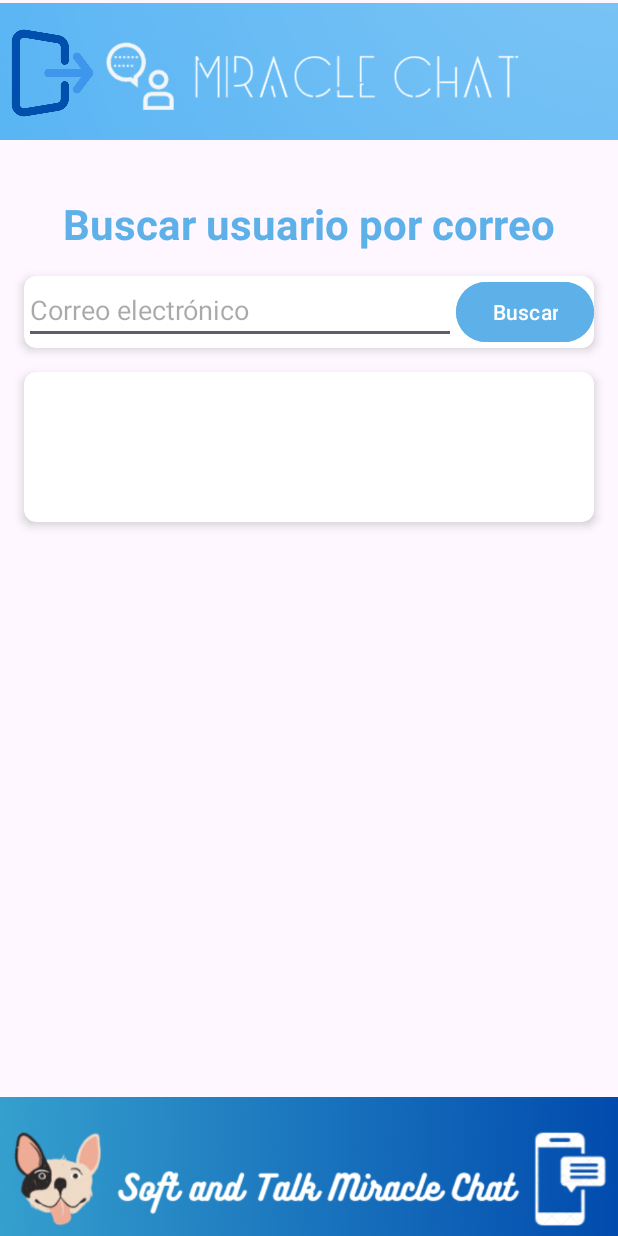
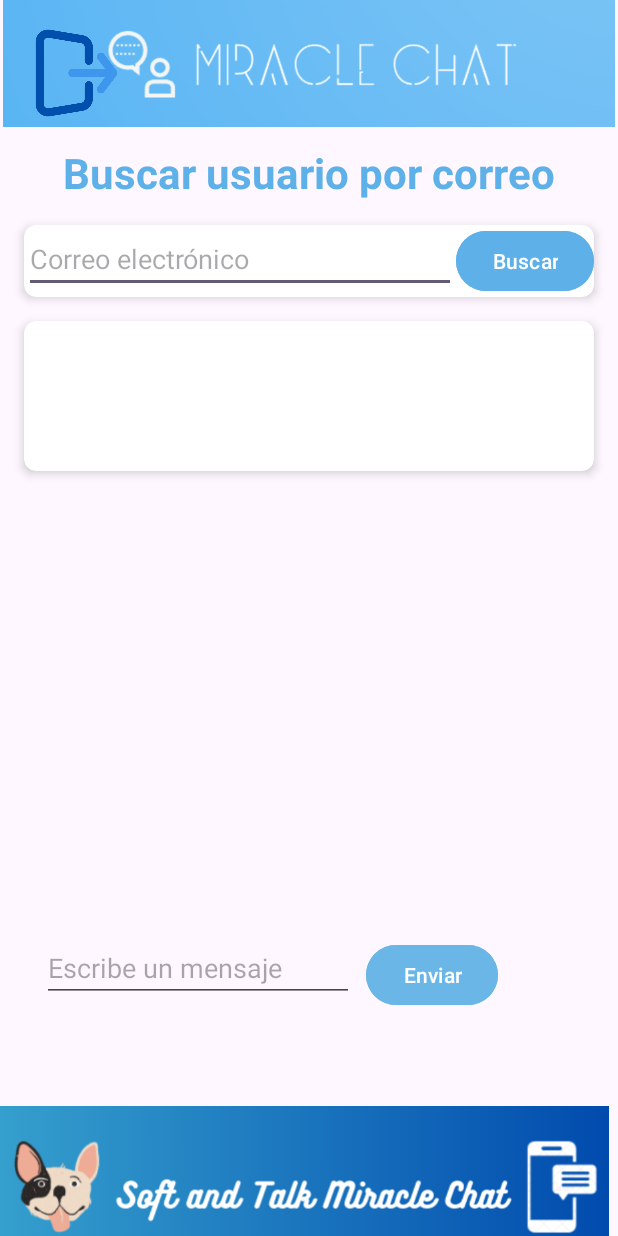
Before and after one commit to Fredy1985/Reto_2_Chat, an Android app: the Chat screen opened directly, with no data from a screen before it, on a phone screen of 412 x 824 dp. Run offline under Robolectric (Android 15) with nearby library versions, the phone set to English and light mode, and no system bars; our stand-ins replace Firebase (no records; nobody signed in at launch, a user with empty details on screens opened directly).

Commit message:
Se realiza ajuste en ventana de chat y colores de los botones

```diff
--- a/app/src/main/res/layout/activity_chat.xml
+++ b/app/src/main/res/layout/activity_chat.xml
@@ -9,15 +9,15 @@
     <!-- ImageView de encabezado -->
     <ImageView
         android:id="@+id/headerImage"
-        android:layout_width="0dp"
-        android:layout_height="150dp"
+        android:layout_width="408dp"
+        android:layout_height="98dp"
+        android:layout_marginTop="-10dp"
+        android:contentDescription="@string/chat_header_image_desc"
+        android:scaleType="fitCenter"
         android:src="@drawable/heaxderchat"
-        android:scaleType="fitCenter"
-        android:layout_marginTop="-28dp"
-        app:layout_constraintTop_toTopOf="parent"
+        app:layout_constraintEnd_toEndOf="parent"
         app:layout_constraintStart_toStartOf="parent"
-        app:layout_constraintEnd_toEndOf="parent"
-        android:contentDescription="@string/chat_header_image_desc" />
+        app:layout_constraintTop_toTopOf="parent" />
 
     <!-- TextView para el título -->
     <TextView
@@ -88,15 +88,16 @@
     </androidx.cardview.widget.CardView>
 
     <!-- CardView para mostrar las conversaciones -->
+
     <TextView
         android:id="@+id/textViewMiddleTitle"
         android:layout_width="wrap_content"
         android:layout_height="wrap_content"
+        android:layout_marginTop="8dp"
         android:text="@string/chat_middle_title"
+        android:textSize="24dp"
         android:textStyle="bold"
-        android:textSize="24dp"
         android:visibility="invisible"
-        app:layout_constraintBottom_toTopOf="@+id/listViewChatUsuarios"
         app:layout_constraintEnd_toEndOf="parent"
         app:layout_constraintStart_toStartOf="parent"
         app:layout_constraintTop_toBottomOf="@+id/listviewUsuarios" />
@@ -105,14 +106,14 @@
         android:id="@+id/listViewChatUsuarios"
         android:layout_width="0dp"
         android:layout_height="wrap_content"
-        android:layout_margin="16dp"
+        android:layout_margin="0dp"
+        android:visibility="invisible"
         app:cardCornerRadius="8dp"
         app:cardElevation="4dp"
-        android:visibility="invisible"
-        app:layout_constraintTop_toBottomOf="@id/textViewMiddleTitle"
         app:layout_constraintBottom_toTopOf="@id/messageInputLayout"
+        app:layout_constraintEnd_toEndOf="parent"
         app:layout_constraintStart_toStartOf="parent"
-        app:layout_constraintEnd_toEndOf="parent">
+        app:layout_constraintTop_toBottomOf="@+id/listviewUsuarios">
 
         <ListView
             android:id="@+id/conversationsListView"
@@ -134,35 +135,23 @@
         app:layout_constraintEnd_toEndOf="parent">
 
         <!-- Campo de entrada de mensaje -->
-        <EditText
-            android:id="@+id/messageEditText"
-            android:layout_width="0dp"
-            android:layout_height="wrap_content"
-            android:layout_weight="1"
-            android:layout_marginStart="10dp"
-            android:layout_marginEnd="10dp"
-            android:hint="@string/chat_message_hint"
-            android:inputType="textMultiLine" />
 
         <!-- Botón para enviar mensaje -->
-        <Button
-            android:id="@+id/sendButton"
-            android:layout_width="wrap_content"
-            android:layout_height="wrap_content"
-            android:text="@string/chat_send_button" />
     </LinearLayout>
 
     <!-- ImageView de pie de página -->
+
     <ImageView
         android:id="@+id/footerImage"
-        android:layout_width="0dp"
-        android:layout_height="150dp"
+        android:layout_width="406dp"
+        android:layout_height="99dp"
+        android:layout_marginBottom="-10dp"
+        android:scaleType="fitCenter"
         android:src="@drawable/footer"
-        android:scaleType="fitCenter"
-        android:layout_marginBottom="-30dp"
         app:layout_constraintBottom_toBottomOf="parent"
-        app:layout_constraintStart_toStartOf="parent"
-        app:layout_constraintEnd_toEndOf="parent" />
+        app:layout_constraintEnd_toEndOf="parent"
+        app:layout_constraintHorizontal_bias="0.024"
+        app:layout_constraintStart_toStartOf="parent" />
 
     <ImageView
         android:id="@+id/logout"
@@ -172,9 +161,34 @@
         android:layout_marginEnd="280dp"
         android:clickable="true"
         app:layout_constraintEnd_toEndOf="parent"
-        app:layout_constraintHorizontal_bias="0.0"
+        app:layout_constraintHorizontal_bias="0.237"
         app:layout_constraintStart_toStartOf="@+id/headerImage"
         app:layout_constraintTop_toTopOf="parent"
         app:srcCompat="@drawable/logout" />
 
+    <EditText
+        android:id="@+id/messageEditText"
+        android:layout_width="208dp"
+        android:layout_height="42dp"
+        android:layout_marginStart="28dp"
+        android:layout_marginTop="12dp"
+        android:layout_weight="1"
+        android:hint="@string/chat_message_hint"
+        android:inputType="textMultiLine"
+        app:layout_constraintStart_toStartOf="parent"
+        app:layout_constraintTop_toBottomOf="@+id/listViewChatUsuarios" />
+
+    <Button
+        android:id="@+id/sendButton"
+        android:layout_width="wrap_content"
+        android:layout_height="wrap_content"
+        android:layout_marginStart="8dp"
+        android:layout_marginTop="12dp"
+        android:backgroundTint="#6ab6e7"
+        android:text="@string/chat_send_button"
+        app:layout_constraintEnd_toEndOf="parent"
+        app:layout_constraintHorizontal_bias="0.0"
+        app:layout_constraintStart_toEndOf="@+id/messageEditText"
+        app:layout_constraintTop_toBottomOf="@+id/listViewChatUsuarios" />
+
 </androidx.constraintlayout.widget.ConstraintLayout>
--- a/app/src/main/res/layout/item_user.xml
+++ b/app/src/main/res/layout/item_user.xml
@@ -62,7 +62,8 @@
                 android:layout_width="wrap_content"
                 android:layout_height="wrap_content"
                 android:text="@string/chat_button"
-                android:layout_gravity="center_vertical" />
+                android:layout_gravity="center_vertical"
+                android:backgroundTint="#6ab6e7"/>
         </LinearLayout>
     </LinearLayout>
 
```
